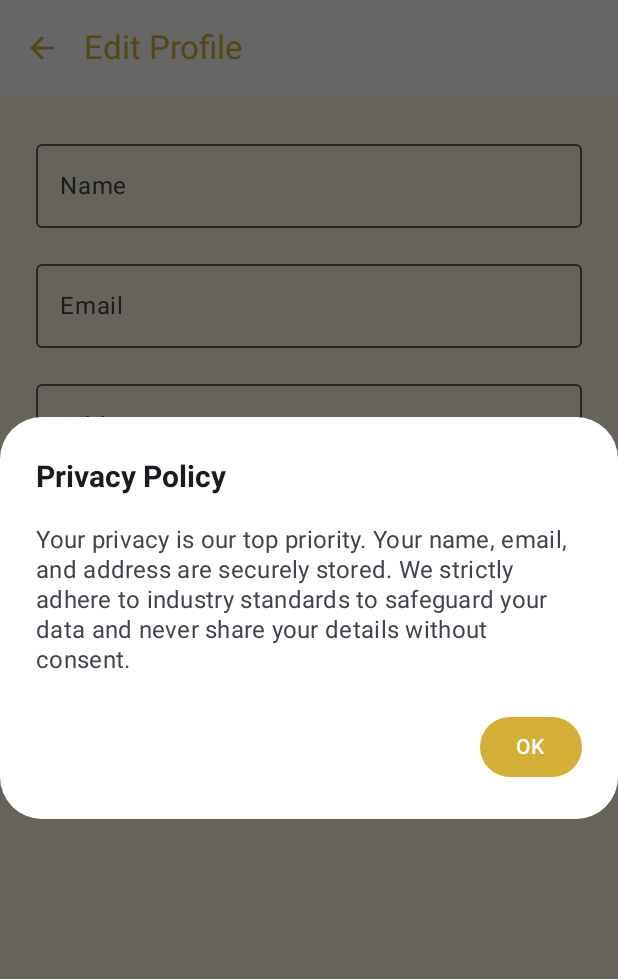
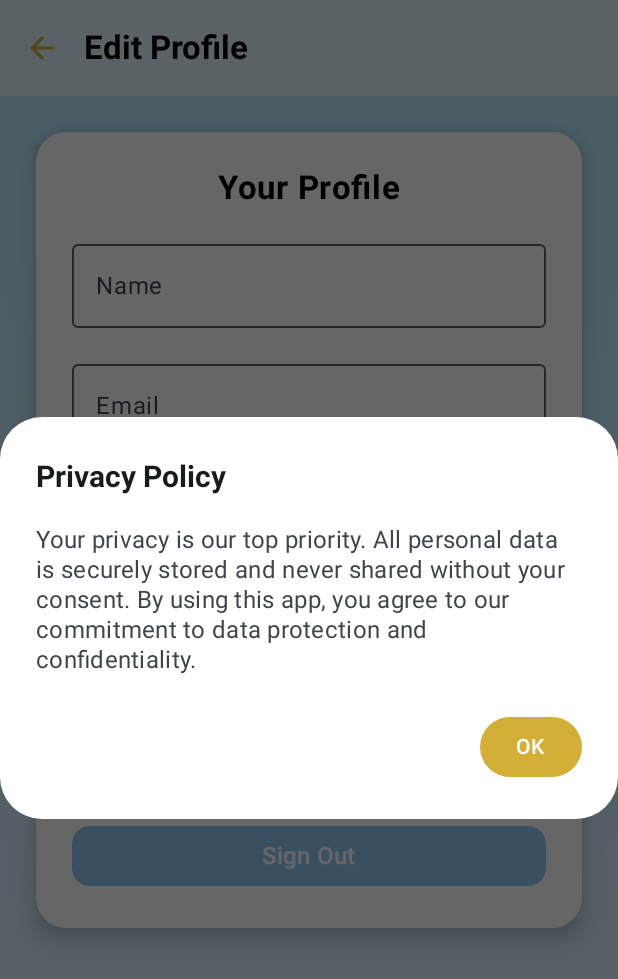
Before and after one commit to Babu164/ShowTime, an Android app built with Jetpack Compose: the ProfileActivity screen opened directly, with no data from a screen before it, after a tap on "Privacy Policy", on a phone screen of 412 x 824 dp. Shown: the top 979 px of the screen. Run offline under Robolectric (Android 15) with nearby library versions, the light colour scheme and no system bars; our stand-ins replace Firebase (no records; nobody signed in at launch, a user with empty details on screens opened directly).

Commit message:
Profile Screen Updated

```diff
--- a/app/src/main/java/com/example/showtime/BookingActivity.kt
+++ b/app/src/main/java/com/example/showtime/BookingActivity.kt
@@ -27,7 +27,6 @@ import androidx.compose.ui.text.font.FontWeight
 import androidx.compose.ui.unit.dp
 import androidx.compose.ui.unit.sp
 import androidx.compose.ui.tooling.preview.Preview
-import androidx.navigation.NavHostController
 import com.example.showtime.ui.theme.ShowTimeTheme
 import kotlin.jvm.java
 
@@ -36,32 +35,17 @@ class BookingActivity : ComponentActivity() {
         super.onCreate(savedInstanceState)
         setContent {
             ShowTimeTheme {
-                BookingGDPRWrapper()
+                BookingScreen()
             }
         }
     }
 }
-
-@Composable
-fun BookingGDPRWrapper() {
-    var accepted by remember { mutableStateOf(false) }
-
-    if (!accepted) {
-        GDPRConsentPopup(onAccept = { accepted = true })
-    } else {
-        BookingScreen()
-    }
-}
-
-
 
 data class Movie(
     val title: String = "",
     val posterUrl: String = "",
     val showTimes: List<String> = emptyList()
 )
-
-
 
 @OptIn(ExperimentalMaterial3Api::class, ExperimentalLayoutApi::class)
 @Composable
--- a/app/src/main/java/com/example/showtime/LoginActivity.kt
+++ b/app/src/main/java/com/example/showtime/LoginActivity.kt
@@ -40,14 +40,22 @@ class LoginActivity : ComponentActivity() {
         setContent {
             ShowTimeTheme {
                 val navController = rememberNavController()
-                LoginScreen(navController)
+                GDPRConsentWrapper(navController)
             }
         }
     }
 }
 
+@Composable
+fun GDPRConsentWrapper(navController: NavHostController) {
+    var accepted by remember { mutableStateOf(false) }
 
-
+    if (!accepted) {
+        GDPRConsentPopup(onAccept = { accepted = true })
+    } else {
+        LoginScreen(navController)
+    }
+}
 
 @Composable
 fun GDPRConsentPopup(onAccept: () -> Unit) {
--- a/app/src/main/java/com/example/showtime/ProfileActivity.kt
+++ b/app/src/main/java/com/example/showtime/ProfileActivity.kt
@@ -7,12 +7,14 @@ import androidx.activity.ComponentActivity
 import androidx.activity.compose.setContent
 import androidx.compose.foundation.background
 import androidx.compose.foundation.layout.*
+import androidx.compose.foundation.shape.RoundedCornerShape
 import androidx.compose.material.icons.Icons
 import androidx.compose.material.icons.filled.ArrowBack
 import androidx.compose.material3.*
 import androidx.compose.runtime.*
 import androidx.compose.ui.Alignment
 import androidx.compose.ui.Modifier
+import androidx.compose.ui.graphics.Brush
 import androidx.compose.ui.graphics.Color
 import androidx.compose.ui.platform.LocalContext
 import androidx.compose.ui.text.font.FontWeight
@@ -43,12 +45,12 @@ fun ProfileScreen() {
     var address by remember { mutableStateOf("") }
     var showPrivacyDialog by remember { mutableStateOf(false) }
 
-    // Load user profile data when the screen opens
+    // Fetch saved profile info
     LaunchedEffect(Unit) {
         db.collection("users").document("profile")
             .get()
             .addOnSuccessListener { document ->
-                if (document != null && document.exists()) {
+                if (document.exists()) {
                     name = document.getString("name") ?: ""
                     email = document.getString("email") ?: ""
                     address = document.getString("address") ?: ""
@@ -60,30 +62,51 @@ fun ProfileScreen() {
     }
 
     Scaffold(
-        containerColor = Color(0xFFFFF8E1),
         topBar = {
             TopAppBar(
-                title = { Text("Edit Profile", color = Color(0xFFD4AF37)) },
+                title = {
+                    Text("Edit Profile", color = Color.Black, fontWeight = FontWeight.Bold)
+                },
                 navigationIcon = {
                     IconButton(onClick = {
-                        val intent = Intent(context, BookingActivity::class.java)
-                        context.startActivity(intent)
+                        context.startActivity(Intent(context, BookingActivity::class.java))
                     }) {
                         Icon(Icons.Default.ArrowBack, contentDescription = "Back", tint = Color(0xFFD4AF37))
                     }
                 },
-                colors = TopAppBarDefaults.topAppBarColors(containerColor = Color.White)
+                colors = TopAppBarDefaults.topAppBarColors(containerColor = Color(0xFFE1F5FE))
             )
-        }
+        },
+        containerColor = Color.Transparent
     ) { paddingValues ->
+
+        Box(
+            modifier = Modifier
+                .fillMaxSize()
+                .background(
+                    brush = Brush.verticalGradient(
+                        colors = listOf(Color(0xFFB3E5FC), Color(0xFFE1F5FE)) // Light blue tones
+                    )
+                )
+                .padding(paddingValues)
+        )
+        {
+            Card(
+                shape = RoundedCornerShape(20.dp),
+                modifier = Modifier
+                    .fillMaxWidth()
+                    .padding(24.dp),
+                elevation = CardDefaults.cardElevation(8.dp),
+                colors = CardDefaults.cardColors(containerColor = Color.White)
+            ) {
                 Column(
                     modifier = Modifier
-                .padding(paddingValues)
-                .padding(24.dp)
-                .fillMaxSize(),
-            horizontalAlignment = Alignment.CenterHorizontally,
-            verticalArrangement = Arrangement.spacedBy(16.dp)
+                        .padding(24.dp),
+                    verticalArrangement = Arrangement.spacedBy(16.dp),
+                    horizontalAlignment = Alignment.CenterHorizontally
                 ) {
+                    Text("Your Profile", fontSize = 22.sp, fontWeight = FontWeight.Bold, color = Color.Black)
+
                     OutlinedTextField(
                         value = name,
                         onValueChange = { name = it },
@@ -105,7 +128,7 @@ fun ProfileScreen() {
                         modifier = Modifier.fillMaxWidth()
                     )
 
-            Spacer(modifier = Modifier.height(20.dp))
+                    Spacer(modifier = Modifier.height(8.dp))
 
                     Button(
                         onClick = {
@@ -123,19 +146,39 @@ fun ProfileScreen() {
                                     Toast.makeText(context, "Failed to save profile", Toast.LENGTH_SHORT).show()
                                 }
                         },
-                colors = ButtonDefaults.buttonColors(containerColor = Color(0xFFD4AF37)),
-                modifier = Modifier.fillMaxWidth()
+                        colors = ButtonDefaults.buttonColors(containerColor = Color(0xFF90CAF9)),
+
+                        modifier = Modifier.fillMaxWidth(),
+                        shape = RoundedCornerShape(12.dp)
                     ) {
                         Text("Save", fontSize = 16.sp)
                     }
 
-            // Privacy Policy Button
                     Button(
                         onClick = { showPrivacyDialog = true },
-                colors = ButtonDefaults.buttonColors(containerColor = Color(0xFFD4AF37)),
-                modifier = Modifier.fillMaxWidth()
+                        colors = ButtonDefaults.buttonColors(containerColor = Color(0xFF90CAF9)),
+
+                        modifier = Modifier.fillMaxWidth(),
+                        shape = RoundedCornerShape(12.dp)
                     ) {
-                Text("Privacy Policy")
+                        Text("Privacy Policy", fontSize = 16.sp)
+                    }
+
+                    Button(
+                        onClick = {
+                            val intent = Intent(context, LoginActivity::class.java)
+                            intent.flags = Intent.FLAG_ACTIVITY_NEW_TASK or Intent.FLAG_ACTIVITY_CLEAR_TASK
+                            context.startActivity(intent)
+                            Toast.makeText(context, "Signed Out Successfully", Toast.LENGTH_SHORT).show()
+                        },
+                        colors = ButtonDefaults.buttonColors(containerColor = Color(0xFF90CAF9)),
+
+                        modifier = Modifier.fillMaxWidth(),
+                        shape = RoundedCornerShape(12.dp)
+                    ) {
+                        Text("Sign Out", fontSize = 16.sp)
+                    }
+                }
             }
 
             if (showPrivacyDialog) {
@@ -144,8 +187,8 @@ fun ProfileScreen() {
                     title = { Text("Privacy Policy", fontWeight = FontWeight.Bold, fontSize = 20.sp) },
                     text = {
                         Text(
-                            text = "Your privacy is our top priority. Your name, email, and address are securely stored. " +
-                                    "We strictly adhere to industry standards to safeguard your data and never share your details without consent.",
+                            "Your privacy is our top priority. All personal data is securely stored and never shared without your consent. " +
+                                    "By using this app, you agree to our commitment to data protection and confidentiality.",
                             fontSize = 16.sp
                         )
                     },
@@ -160,20 +203,6 @@ fun ProfileScreen() {
                     containerColor = Color.White
                 )
             }
-
-            // Sign Out Button
-            Button(
-                onClick = {
-                    val intent = Intent(context, LoginActivity::class.java)
-                    intent.flags = Intent.FLAG_ACTIVITY_NEW_TASK or Intent.FLAG_ACTIVITY_CLEAR_TASK
-                    context.startActivity(intent)
-                    Toast.makeText(context, "Signed Out Successfully", Toast.LENGTH_SHORT).show()
-                },
-                colors = ButtonDefaults.buttonColors(containerColor = Color(0xFFD4AF37)),
-                modifier = Modifier.fillMaxWidth()
-            ) {
-                Text("Sign Out", fontSize = 16.sp)
         }
     }
 }
-}
```
Lines whose indentation alone changed are shown as unchanged.
